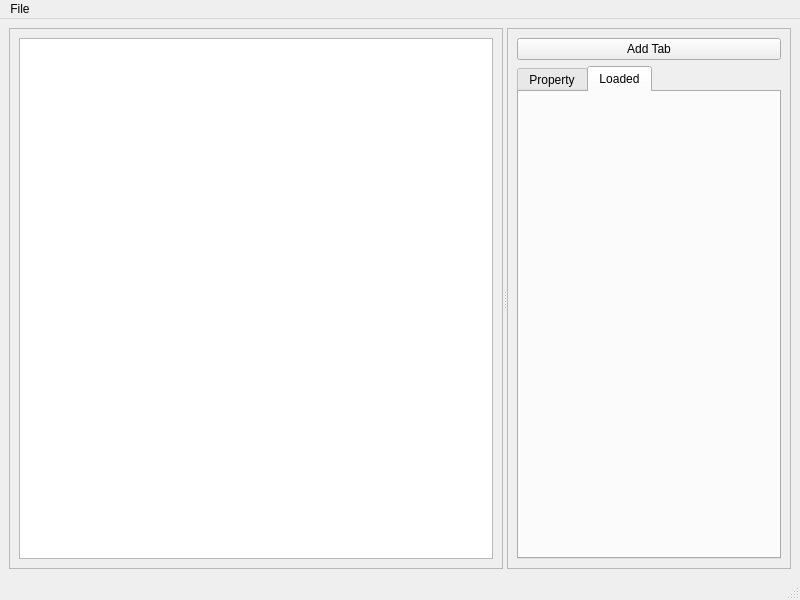
cogranpm/qttabsample, file mainwindow.ui: the form before one commit.
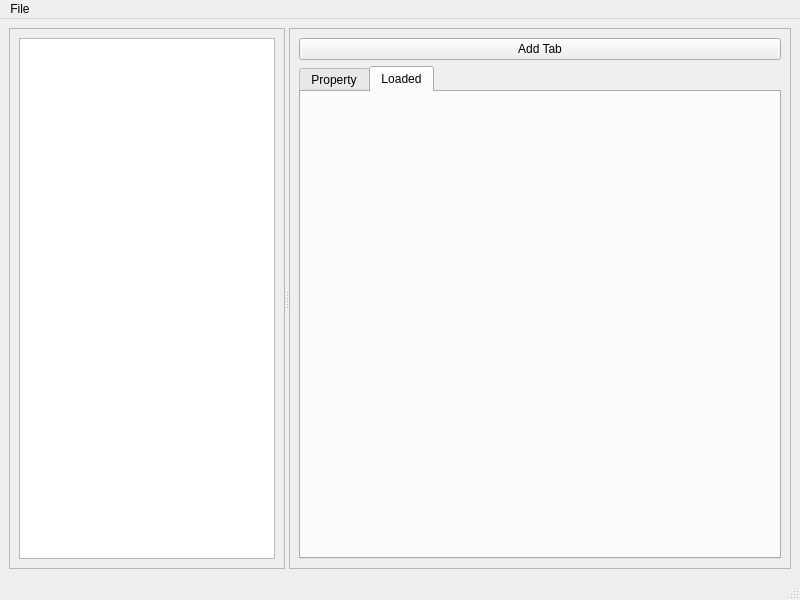
The form after the commit.

Patch:
```diff
--- a/mainwindow.ui
+++ b/mainwindow.ui
@@ -34,6 +34,12 @@
        </layout>
       </widget>
       <widget class="QFrame" name="frmMain">
+       <property name="sizePolicy">
+        <sizepolicy hsizetype="Expanding" vsizetype="Preferred">
+         <horstretch>2</horstretch>
+         <verstretch>0</verstretch>
+        </sizepolicy>
+       </property>
        <property name="frameShape">
         <enum>QFrame::StyledPanel</enum>
        </property>
```
